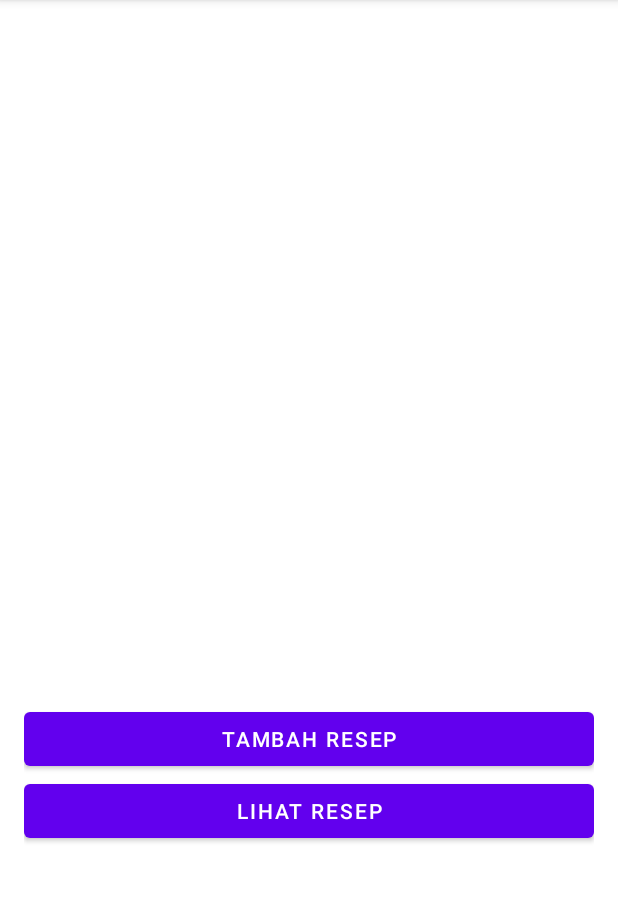
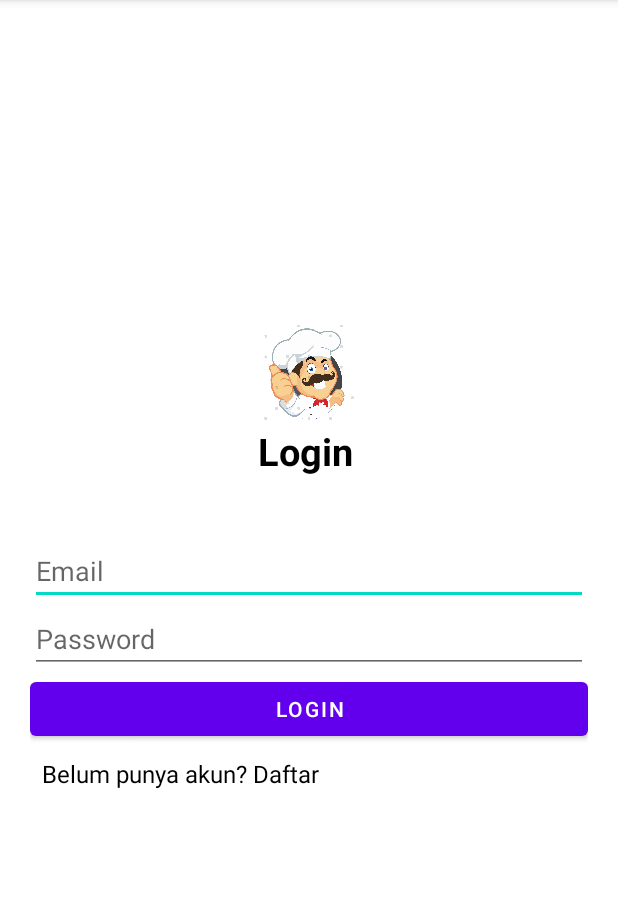
Before and after one commit to riyanardian/tugas-akhir-mobile, an Android app built with Jetpack Compose: the screen it shows after launch (DashboardActivity before the commit, LoginActivity after it), on a phone screen of 412 x 824 dp, the part 84-986 px from its top. Run offline under Robolectric (Android 15) with nearby library versions, the light colour scheme and no system bars; our stand-ins replace Firebase (no records; nobody signed in at launch, a user with empty details on screens opened directly).

Commit message:
test sek login, regsister

```diff
--- a/app/build.gradle.kts
+++ b/app/build.gradle.kts
@@ -77,4 +77,5 @@ dependencies {
     annotationProcessor ("com.github.bumptech.glide:compiler:4.15.1")  // Untuk menggunakan annotation processing
     implementation(platform("com.google.firebase:firebase-bom:33.7.0"))
     implementation("com.google.firebase:firebase-analytics")
+    implementation ("com.google.firebase:firebase-auth:23.1.0")
 }
--- /dev/null
+++ b/app/src/main/java/com/example/projectmobile/LoginActivity.kt
@@ -0,0 +1,79 @@
+package com.example.projectmobile
+
+import android.content.Intent
+import android.os.Bundle
+import android.widget.Button
+import android.widget.EditText
+import android.widget.TextView
+import android.widget.Toast
+import androidx.activity.enableEdgeToEdge
+import androidx.appcompat.app.AppCompatActivity
+import androidx.core.view.ViewCompat
+import androidx.core.view.WindowInsetsCompat
+import com.google.firebase.auth.FirebaseAuth
+
+class LoginActivity : AppCompatActivity() {
+    private lateinit var auth: FirebaseAuth
+    override fun onCreate(savedInstanceState: Bundle?) {
+        super.onCreate(savedInstanceState)
+        enableEdgeToEdge()
+        setContentView(R.layout.activity_login)
+
+        auth = FirebaseAuth.getInstance()
+
+        val email = findViewById<EditText>(R.id.email)
+        val password = findViewById<EditText>(R.id.password)
+        val btnLogin = findViewById<Button>(R.id.loginbutton)
+        val tvRegister = findViewById<TextView>(R.id.registerLink)
+
+        ViewCompat.setOnApplyWindowInsetsListener(findViewById(R.id.main)) { v, insets ->
+            val systemBars = insets.getInsets(WindowInsetsCompat.Type.systemBars())
+            v.setPadding(systemBars.left, systemBars.top, systemBars.right, systemBars.bottom)
+            insets
+        }
+        // Proses Login
+        btnLogin.setOnClickListener {
+            val email = email.text.toString().trim()
+            val password = password.text.toString().trim()
+
+            // Validasi input kosong
+            if (email.isEmpty() || password.isEmpty()) {
+                Toast.makeText(this, "Email dan Password harus diisi!", Toast.LENGTH_SHORT).show()
+                return@setOnClickListener
+            }
+
+            // Validasi format email
+            if (!isValidEmail(email)) {
+                Toast.makeText(this, "Format email tidak valid!", Toast.LENGTH_SHORT).show()
+                return@setOnClickListener
+            }
+
+            // Proses login dengan Firebase
+            auth.signInWithEmailAndPassword(email, password)
+                .addOnCompleteListener { task ->
+                    if (task.isSuccessful) {
+                        // Login berhasil
+                        Toast.makeText(this, "Login Berhasil!", Toast.LENGTH_SHORT).show()
+                        startActivity(Intent(this, DashboardActivity::class.java))
+                        finish()
+                    } else {
+                        // Login gagal
+                        Toast.makeText(this, "Login Gagal: ${task.exception?.message}", Toast.LENGTH_SHORT).show()
+                    }
+                }
+        }
+
+        // Navigasi ke halaman registrasi
+        tvRegister.setOnClickListener {
+            startActivity(Intent(this, RegisterActivity::class.java))
+        }
+    }
+
+    // Fungsi untuk validasi format email
+    private fun isValidEmail(email: String): Boolean {
+        // Regex untuk format email yang valid
+        val emailPattern = "^[a-zA-Z0-9._-]+@[a-zA-Z0-9.-]+\\.[a-zA-Z]{2,4}$"
+        return email.matches(emailPattern.toRegex()) // Memeriksa apakah email sesuai dengan pola
+    }
+
+}
--- a/app/src/main/res/layout/activity_dashboard.xml
+++ b/app/src/main/res/layout/activity_dashboard.xml
@@ -29,5 +29,9 @@
             android:layout_width="match_parent"
             android:layout_height="wrap_content"
             android:text="Lihat Resep" />
-
+        <Button
+            android:id="@+id/btnLogout"
+            android:text="Logout"
+            android:layout_width="match_parent"
+            android:layout_height="wrap_content"/>
     </LinearLayout>
--- /dev/null
+++ b/app/src/main/res/layout/activity_login.xml
@@ -0,0 +1,66 @@
+<?xml version="1.0" encoding="utf-8"?>
+<LinearLayout xmlns:android="http://schemas.android.com/apk/res/android"
+    xmlns:app="http://schemas.android.com/apk/res-auto"
+    xmlns:tools="http://schemas.android.com/tools"
+    android:id="@+id/main"
+    android:layout_width="match_parent"
+    android:layout_height="match_parent"
+    android:orientation="vertical"
+    android:gravity="center"
+    tools:context=".LoginActivity">
+
+    <ImageView
+        android:id="@+id/imageViewLogo"
+        android:layout_width="wrap_content"
+        android:layout_height="70dp"
+        android:src="@drawable/koki"/>
+
+    <TextView
+        android:layout_width="68dp"
+        android:layout_height="wrap_content"
+        android:layout_marginBottom="20dp"
+        android:text="Login"
+        android:textColor="@color/black"
+        android:textSize="25dp"
+        android:textStyle="bold" />
+
+    <LinearLayout
+        android:layout_width="match_parent"
+        android:layout_height="wrap_content"
+        android:orientation="vertical"
+        android:layout_margin="20dp">
+
+        <EditText
+            android:id="@+id/email"
+            android:layout_width="match_parent"
+            android:layout_height="wrap_content"
+            android:inputType="textEmailAddress"
+            android:hint="Email"/>
+        <EditText
+            android:id="@+id/password"
+            android:layout_width="match_parent"
+            android:layout_height="wrap_content"
+            android:inputType="textPassword"
+            android:hint="Password"/>
+        <!-- XML Layout: activity_login.xml -->
+        <Button
+            android:id="@+id/loginbutton"
+            android:text="Login"
+            android:layout_width="match_parent"
+            android:layout_height="wrap_content"/>
+        <TextView
+            android:id="@+id/registerLink"
+            android:layout_width="wrap_content"
+            android:layout_height="wrap_content"
+            android:text="Belum punya akun? Daftar"
+            android:textColor="@color/black"
+            android:clickable="true"
+            android:focusable="true"
+            android:padding="8dp"
+            android:textSize="16sp" />
+
+
+    </LinearLayout>
+
+
+</LinearLayout>
--- a/gradle/libs.versions.toml
+++ b/gradle/libs.versions.toml
@@ -14,6 +14,7 @@ activity = "1.9.3"
 constraintlayout = "2.2.0"
 firebaseDatabaseKtx = "21.0.0"
 firebaseStorageKtx = "21.0.1"
+firebaseAuth = "23.1.0"
 
 [libraries]
 androidx-core-ktx = { group = "androidx.core", name = "core-ktx", version.ref = "coreKtx" }
@@ -36,6 +37,7 @@ androidx-activity = { group = "androidx.activity", name = "activity", version.re
 androidx-constraintlayout = { group = "androidx.constraintlayout", name = "constraintlayout", version.ref = "constraintlayout" }
 firebase-database-ktx = { group = "com.google.firebase", name = "firebase-database-ktx", version.ref = "firebaseDatabaseKtx" }
 firebase-storage-ktx = { group = "com.google.firebase", name = "firebase-storage-ktx", version.ref = "firebaseStorageKtx" }
+firebase-auth = { group = "com.google.firebase", name = "firebase-auth", version.ref = "firebaseAuth" }
 
 [plugins]
 android-application = { id = "com.android.application", version.ref = "agp" }
```
Also changed, not shown: app/src/main/AndroidManifest.xml (+7 -1 lines), app/src/main/java/com/example/projectmobile/DashboardActivity.kt (+8 -0 lines), app/src/main/java/com/example/projectmobile/RegisterActivity.kt (added, +76 -0 lines), app/src/main/res/layout/activity_register.xml (added, +87 -0 lines), app/src/main/res/drawable/koki.png (added).
